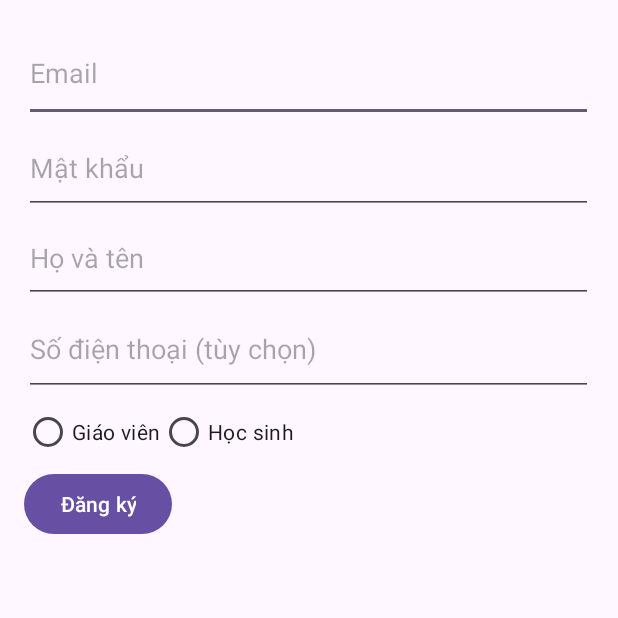
After one commit to NgPhatbeepppp/CNPM_LT_DA_TA1, an Android app: the RegisterActivity screen opened directly, with no data from a screen before it, on a phone screen of 412 x 824 dp, the top half of it. The commit adds this screen. Run offline under Robolectric (Android 15) with nearby library versions, the phone set to English and light mode, and no system bars; our stand-ins replace Firebase (no records; nobody signed in at launch, a user with empty details on screens opened directly); Roboto replaces fonts that are not available here.

Commit message:
Bản sửa 28/6:

```diff
--- a/app/src/main/java/com/example/cnpm_lt_da_ta/Lesson/AddActivity.java
+++ b/app/src/main/java/com/example/cnpm_lt_da_ta/Lesson/AddActivity.java
@@ -11,7 +11,6 @@ import android.widget.Toast;
 import androidx.appcompat.app.AppCompatActivity;
 import android.util.Log;
 
-import com.example.cnpm_lt_da_ta.Databasehelper;
 import com.example.cnpm_lt_da_ta.R;
 
 
--- a/app/src/main/java/com/example/cnpm_lt_da_ta/Databasehelper.java
+++ b/app/src/main/java/com/example/cnpm_lt_da_ta/Lesson/Databasehelper.java
@@ -1,4 +1,4 @@
-package com.example.cnpm_lt_da_ta;
+package com.example.cnpm_lt_da_ta.Lesson;
 
 import android.annotation.SuppressLint;
 import android.content.ContentValues;
--- a/app/src/main/java/com/example/cnpm_lt_da_ta/Lesson/EditActivity.java
+++ b/app/src/main/java/com/example/cnpm_lt_da_ta/Lesson/EditActivity.java
@@ -12,7 +12,6 @@ import android.widget.Toast;
 
 import androidx.appcompat.app.AppCompatActivity;
 
-import com.example.cnpm_lt_da_ta.Databasehelper;
 import com.example.cnpm_lt_da_ta.R;
 
 public class EditActivity extends AppCompatActivity {
--- a/app/src/main/java/com/example/cnpm_lt_da_ta/Lesson/LessonManagementActivity.java
+++ b/app/src/main/java/com/example/cnpm_lt_da_ta/Lesson/LessonManagementActivity.java
@@ -18,7 +18,6 @@ import java.util.List;
 import android.app.AlertDialog;
 import android.content.DialogInterface;
 
-import com.example.cnpm_lt_da_ta.Databasehelper;
 import com.example.cnpm_lt_da_ta.R;
 
 
--- a/app/src/main/java/com/example/cnpm_lt_da_ta/LoginActivity.java
+++ b/app/src/main/java/com/example/cnpm_lt_da_ta/User/LoginActivity.java
@@ -1,4 +1,4 @@
-package com.example.cnpm_lt_da_ta;
+package com.example.cnpm_lt_da_ta.User;
 
 import androidx.annotation.NonNull;
 import androidx.appcompat.app.AppCompatActivity;
@@ -10,6 +10,8 @@ import android.view.View;
 import android.widget.EditText;
 import android.widget.Toast;
 
+import com.example.cnpm_lt_da_ta.MainActivity;
+import com.example.cnpm_lt_da_ta.R;
 import com.google.android.gms.tasks.OnCompleteListener;
 import com.google.android.gms.tasks.Task;
 import com.google.firebase.auth.AuthResult;
--- /dev/null
+++ b/app/src/main/java/com/example/cnpm_lt_da_ta/User/RegisterActivity.java
@@ -0,0 +1,85 @@
+package com.example.cnpm_lt_da_ta.User;
+
+// ... các import
+
+import android.os.Bundle;
+import android.widget.Button;
+import android.widget.EditText;
+import android.widget.RadioGroup;
+import android.widget.Toast;
+
+import androidx.appcompat.app.AppCompatActivity;
+
+import com.example.cnpm_lt_da_ta.R;
+import com.google.firebase.auth.FirebaseAuth;
+import com.google.firebase.auth.FirebaseUser;
+import com.google.firebase.database.DatabaseReference;
+import com.google.firebase.database.FirebaseDatabase;
+
+public class RegisterActivity extends AppCompatActivity {
+
+    private EditText editTextEmail, editTextPassword, editTextName, editTextPhone;
+    private RadioGroup radioGroupRole;
+    private FirebaseAuth mAuth;
+    private DatabaseReference usersRef;
+
+    @Override
+    protected void onCreate(Bundle savedInstanceState) {
+        super.onCreate(savedInstanceState);
+        setContentView(R.layout.activity_register);
+
+        // Ánh xạ các view
+        editTextEmail = findViewById(R.id.edit_text_email);
+        editTextPassword = findViewById(R.id.edit_text_password);
+        editTextName = findViewById(R.id.edit_text_name);
+        editTextPhone = findViewById(R.id.edit_text_phone);
+        radioGroupRole = findViewById(R.id.radio_group_role);
+        Button buttonRegister = findViewById(R.id.button_register);
+
+        // Khởi tạo Firebase Authentication và Realtime Database reference
+        mAuth = FirebaseAuth.getInstance();
+        usersRef = FirebaseDatabase.getInstance().getReference("users");
+
+        buttonRegister.setOnClickListener(v -> {
+            String email = editTextEmail.getText().toString().trim();
+            String password = editTextPassword.getText().toString().trim();
+            String name = editTextName.getText().toString().trim();
+            String phone = editTextPhone.getText().toString().trim();
+
+            int selectedRoleId = radioGroupRole.getCheckedRadioButtonId();
+            String role = selectedRoleId == R.id.radio_button_teacher ? "teacher" : "student";
+
+            // Kiểm tra các trường bắt buộc
+            if (email.isEmpty() || password.isEmpty() || name.isEmpty()) {
+                Toast.makeText(RegisterActivity.this, "Vui lòng nhập đầy đủ thông tin", Toast.LENGTH_SHORT).show();
+                return;
+            }
+
+            // Tạo tài khoản mới trên Firebase Authentication
+            mAuth.createUserWithEmailAndPassword(email, password)
+                    .addOnCompleteListener(task -> {
+                        if (task.isSuccessful()) {
+                            // Đăng ký thành công
+                            FirebaseUser user = mAuth.getCurrentUser();
+                            if (user != null) {
+                                String userId = user.getUid();
+
+                                // Lưu thông tin người dùng vào Realtime Database
+                                User newUser = new User(userId, email, role, name, phone);
+                                usersRef.child(userId).setValue(newUser)
+                                        .addOnSuccessListener(aVoid -> {
+                                            Toast.makeText(RegisterActivity.this, "Đăng ký thành công", Toast.LENGTH_SHORT).show();
+                                            finish(); // Đóng RegisterActivity
+                                        })
+                                        .addOnFailureListener(e -> {
+                                            Toast.makeText(RegisterActivity.this, "Lỗi khi lưu thông tin người dùng", Toast.LENGTH_SHORT).show();
+                                        });
+                            }
+                        } else {
+                            // Đăng ký thất bại
+                            Toast.makeText(RegisterActivity.this, "Đăng ký thất bại: " + task.getException().getMessage(), Toast.LENGTH_SHORT).show();
+                        }
+                    });
+        });
+    }
+}
--- a/app/src/main/res/layout/activity_login.xml
+++ b/app/src/main/res/layout/activity_login.xml
@@ -4,7 +4,7 @@
     xmlns:tools="http://schemas.android.com/tools"
     android:layout_width="match_parent"
     android:layout_height="match_parent"
-    tools:context=".LoginActivity"
+    tools:context=".User.LoginActivity"
     android:background="@drawable/bggg">
 
 
--- /dev/null
+++ b/app/src/main/res/layout/activity_register.xml
@@ -0,0 +1,61 @@
+<?xml version="1.0" encoding="utf-8"?>
+<LinearLayout xmlns:android="http://schemas.android.com/apk/res/android"
+    android:layout_width="match_parent"
+    android:layout_height="match_parent"
+    android:orientation="vertical"
+    android:padding="16dp">
+
+    <EditText
+        android:id="@+id/edit_text_email"
+        android:layout_width="379dp"
+        android:layout_height="65dp"
+        android:hint="Email"
+        android:inputType="textEmailAddress" />
+
+    <EditText
+        android:id="@+id/edit_text_password"
+        android:layout_width="379dp"
+        android:layout_height="61dp"
+        android:hint="Mật khẩu"
+        android:inputType="textPassword" />
+
+    <EditText
+        android:id="@+id/edit_text_name"
+        android:layout_width="379dp"
+        android:layout_height="59dp"
+        android:hint="Họ và tên"
+        android:inputType="textPersonName" />
+
+    <EditText
+        android:id="@+id/edit_text_phone"
+        android:layout_width="379dp"
+        android:layout_height="62dp"
+        android:hint="Số điện thoại (tùy chọn)"
+        android:inputType="phone" />
+
+    <RadioGroup
+        android:id="@+id/radio_group_role"
+        android:layout_width="match_parent"
+        android:layout_height="wrap_content"
+        android:orientation="horizontal">
+
+        <RadioButton
+            android:id="@+id/radio_button_teacher"
+            android:layout_width="wrap_content"
+            android:layout_height="wrap_content"
+            android:text="Giáo viên" />
+
+        <RadioButton
+            android:id="@+id/radio_button_student"
+            android:layout_width="wrap_content"
+            android:layout_height="wrap_content"
+            android:text="Học sinh" />
+    </RadioGroup>
+
+    <Button
+        android:id="@+id/button_register"
+        android:layout_width="wrap_content"
+        android:layout_height="wrap_content"
+        android:text="Đăng ký" />
+
+</LinearLayout>
```
Also changed, not shown: app/src/main/AndroidManifest.xml (+9 -3 lines), app/src/main/java/com/example/cnpm_lt_da_ta/MainActivity.java (+7 -2 lines), app/src/main/java/com/example/cnpm_lt_da_ta/User/EditUserActivity.java (renamed from app/src/main/java/com/example/cnpm_lt_da_ta/UserManagementActivity.java, +5 -3 lines), app/src/main/java/com/example/cnpm_lt_da_ta/User/User.java (+10 -2 lines), app/src/main/java/com/example/cnpm_lt_da_ta/User/UserAdapter.java (added, +83 -0 lines), app/src/main/java/com/example/cnpm_lt_da_ta/User/UserManagementActivity.java (added, +145 -0 lines), app/src/main/res/layout/activity_edit_user.xml (added, +9 -0 lines), app/src/main/res/layout/activity_user_management.xml (+23 -6 lines), app/src/main/res/layout/user_list_item.xml (added, +55 -0 lines), app/src/main/res/drawable/ic_app_user.png (added), 1 other file.
